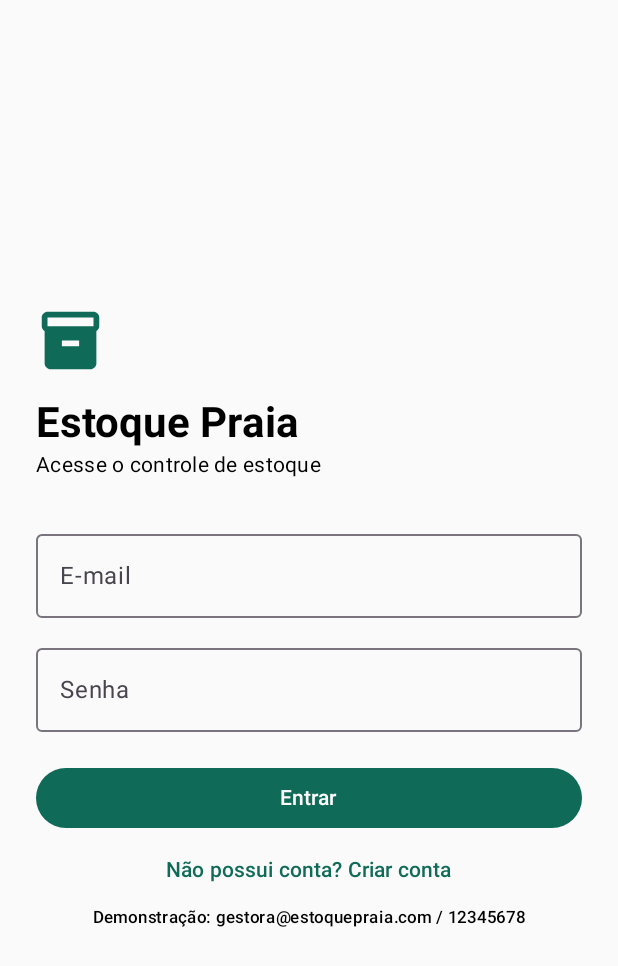
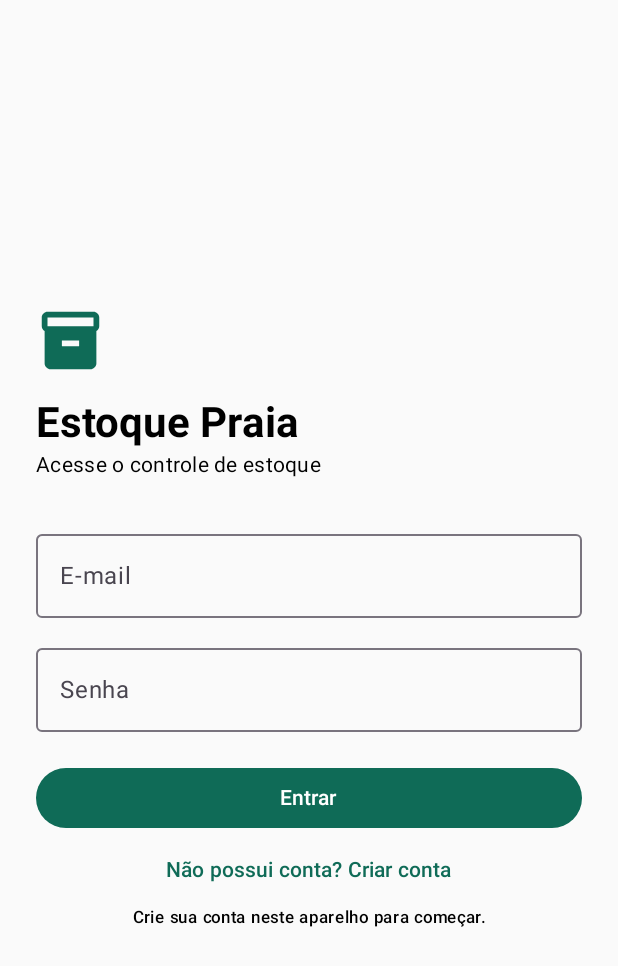
Before and after one commit to GuilhermeGms3/projeto-integrado-mobile-estoque-praia, an Android app built with Jetpack Compose: the screen it shows after launch (MainActivity), on a phone screen of 412 x 824 dp. Shown: the top 966 px of the screen. Run offline under Robolectric (Android 15) with nearby library versions, the phone set to English and light mode, and no system bars.

Commit message:
feat: preparar MVP persistente e release Android assinada

```diff
--- a/app/src/main/AndroidManifest.xml
+++ b/app/src/main/AndroidManifest.xml
@@ -1,8 +1,9 @@
 <?xml version="1.0" encoding="utf-8"?>
 <manifest xmlns:android="http://schemas.android.com/apk/res/android">
     <application
-        android:allowBackup="true"
+        android:allowBackup="false"
         android:label="@string/app_name"
+        android:icon="@mipmap/ic_launcher"
         android:supportsRtl="true"
         android:theme="@style/Theme.EstoquePraia">
         <activity
--- /dev/null
+++ b/app/src/main/java/br/edu/uniceplac/modapraia/data/LocalInventoryRepository.kt
@@ -0,0 +1,74 @@
+package br.edu.uniceplac.modapraia.data
+
+import android.content.Context
+import android.database.sqlite.SQLiteDatabase
+import android.database.sqlite.SQLiteOpenHelper
+import br.edu.uniceplac.modapraia.domain.*
+import kotlinx.coroutines.flow.MutableStateFlow
+import kotlinx.coroutines.flow.asStateFlow
+import java.time.LocalDateTime
+import java.time.format.DateTimeFormatter
+import java.util.UUID
+
+/** Estoque local persistente; cada gravação de saldo e histórico é atômica. */
+class LocalInventoryRepository(context: Context) : InventoryRepository {
+    private val database = object : SQLiteOpenHelper(context.applicationContext, "inventory.db", null, 1) {
+        override fun onCreate(db: SQLiteDatabase) {
+            db.execSQL("CREATE TABLE products (id TEXT PRIMARY KEY, name TEXT NOT NULL, category TEXT NOT NULL, size TEXT NOT NULL, color TEXT NOT NULL, sku TEXT NOT NULL UNIQUE, quantity INTEGER NOT NULL CHECK(quantity >= 0), minimum INTEGER NOT NULL CHECK(minimum >= 0), price REAL NOT NULL CHECK(price > 0))")
+            db.execSQL("CREATE TABLE movements (id TEXT PRIMARY KEY, variant TEXT NOT NULL REFERENCES products(id), label TEXT NOT NULL, type TEXT NOT NULL, quantity INTEGER NOT NULL CHECK(quantity > 0), occurred TEXT NOT NULL, note TEXT NOT NULL)")
+        }
+        override fun onConfigure(db: SQLiteDatabase) { db.setForeignKeyConstraintsEnabled(true) }
+        override fun onUpgrade(db: SQLiteDatabase, oldVersion: Int, newVersion: Int) {
+            error("Migração de banco não definida para esta versão.")
+        }
+    }.writableDatabase
+    private val productState = MutableStateFlow<List<ProductVariant>>(emptyList())
+    private val movementState = MutableStateFlow<List<StockMovement>>(emptyList())
+    override val products = productState.asStateFlow()
+    override val movements = movementState.asStateFlow()
+    init { refresh() }
+
+    @Synchronized
+    override fun addProduct(product: NewProduct): Result<Unit> = runCatching {
+        require(listOf(product.productName, product.category, product.size, product.color, product.sku).none { it.isBlank() }) { "Preencha todos os dados do produto." }
+        require(product.salePrice.isFinite() && product.salePrice > 0) { "Informe um preço maior que zero." }
+        require(product.initialQuantity >= 0 && product.minimumQuantity >= 0) { "As quantidades não podem ser negativas." }
+        val sku = product.sku.trim().uppercase()
+        require(productState.value.none { it.sku == sku }) { "Já existe um produto com este SKU." }
+        val id = UUID.randomUUID().toString()
+        transaction {
+            database.execSQL("INSERT INTO products VALUES (?,?,?,?,?,?,?,?,?)", arrayOf(id, product.productName.trim(), product.category.trim(), product.size.trim(), product.color.trim(), sku, product.initialQuantity, product.minimumQuantity, product.salePrice))
+            if (product.initialQuantity > 0) insertMovement(id, "${product.productName.trim()} · ${product.size.trim()} · ${product.color.trim()}", MovementType.ENTRY, product.initialQuantity, "Estoque inicial")
+        }
+        refresh()
+    }
+
+    @Synchronized
+    override fun registerMovement(variantId: String, type: MovementType, quantity: Int, note: String): Result<Unit> = runCatching {
+        require(quantity > 0) { "Informe uma quantidade maior que zero." }
+        val product = productState.value.firstOrNull { it.id == variantId } ?: error("Produto não encontrado.")
+        val saldo = product.quantity.toLong() + if (type == MovementType.ENTRY) quantity.toLong() else -quantity.toLong()
+        require(saldo in 0..Int.MAX_VALUE.toLong()) { "A movimentação ultrapassa os limites do estoque." }
+        transaction {
+            database.execSQL("UPDATE products SET quantity = ? WHERE id = ?", arrayOf(saldo, variantId))
+            insertMovement(variantId, "${product.productName} · ${product.size} · ${product.color}", type, quantity, note.ifBlank { "Movimentação registrada no aplicativo" })
+        }
+        refresh()
+    }
+
+    private fun insertMovement(id: String, label: String, type: MovementType, quantity: Int, note: String) {
+        database.execSQL("INSERT INTO movements VALUES (?,?,?,?,?,?,?)", arrayOf(UUID.randomUUID().toString(), id, label, type.name, quantity, LocalDateTime.now().format(DateTimeFormatter.ofPattern("dd/MM HH:mm")), note))
+    }
+    private fun transaction(block: () -> Unit) {
+        database.beginTransaction()
+        try { block(); database.setTransactionSuccessful() } finally { database.endTransaction() }
+    }
+    private fun refresh() {
+        productState.value = database.rawQuery("SELECT * FROM products ORDER BY rowid DESC", null).use { c ->
+            buildList { while(c.moveToNext()) add(ProductVariant(c.getString(0), c.getString(1), c.getString(2), c.getString(3), c.getString(4), c.getString(5), c.getInt(6), c.getInt(7), c.getDouble(8))) }
+        }
+        movementState.value = database.rawQuery("SELECT * FROM movements ORDER BY rowid DESC", null).use { c ->
+            buildList { while(c.moveToNext()) add(StockMovement(c.getString(0), c.getString(1), c.getString(2), MovementType.valueOf(c.getString(3)), c.getInt(4), c.getString(5), c.getString(6))) }
+        }
+    }
+}
--- a/app/src/main/java/br/edu/uniceplac/modapraia/ui/InventoryApp.kt
+++ b/app/src/main/java/br/edu/uniceplac/modapraia/ui/InventoryApp.kt
@@ -52,7 +52,9 @@ import androidx.compose.ui.text.input.PasswordVisualTransformation
 import androidx.compose.ui.unit.dp
 import androidx.lifecycle.compose.collectAsStateWithLifecycle
 import androidx.lifecycle.viewmodel.compose.viewModel
-import br.edu.uniceplac.modapraia.data.InMemoryAuthRepository
+import br.edu.uniceplac.modapraia.data.LocalAuthRepository
+import br.edu.uniceplac.modapraia.data.LocalInventoryRepository
+import androidx.compose.ui.platform.LocalContext
 import br.edu.uniceplac.modapraia.domain.LoginRequest
 import br.edu.uniceplac.modapraia.domain.MovementType
 import br.edu.uniceplac.modapraia.domain.ProductVariant
@@ -61,10 +63,13 @@ import java.text.NumberFormat
 import java.util.Locale
 
 @Composable
-fun InventoryApp(viewModel: InventoryViewModel = viewModel(factory = InventoryViewModel.factory())) {
+fun InventoryApp() {
+    val context = LocalContext.current.applicationContext
+    val repository = remember { LocalInventoryRepository(context) }
+    val viewModel: InventoryViewModel = viewModel(factory = InventoryViewModel.factory(repository))
     var authenticated by remember { mutableStateOf(false) }
     var registrationMode by remember { mutableStateOf(false) }
-    val authRepository = remember { InMemoryAuthRepository() }
+    val authRepository = remember { LocalAuthRepository(context) }
 
     if (!authenticated) {
         AuthenticationScreen(
@@ -162,7 +167,7 @@ private fun AuthenticationScreen(
             }
         } else {
             if (!onLogin(email, password)) {
-                message = "Credenciais não reconhecidas. Use a conta de demonstração ou crie uma conta."
+                message = "Credenciais não reconhecidas. Confira os dados ou crie uma conta neste aparelho."
             }
         }
     }
@@ -207,7 +212,7 @@ private fun AuthenticationScreen(
             Text(if (registrationMode) "Já possui conta? Entrar" else "Não possui conta? Criar conta")
         }
         if (!registrationMode) {
-            Text("Demonstração: gestora@estoquepraia.com / 12345678", style = MaterialTheme.typography.labelSmall, modifier = Modifier.align(Alignment.CenterHorizontally))
+            Text("Crie sua conta neste aparelho para começar.", style = MaterialTheme.typography.labelSmall, modifier = Modifier.align(Alignment.CenterHorizontally))
         }
     }
 }
--- /dev/null
+++ b/app/src/main/res/drawable/ic_praia.xml
@@ -0,0 +1,6 @@
+<vector xmlns:android="http://schemas.android.com/apk/res/android" android:width="108dp" android:height="108dp" android:viewportWidth="108" android:viewportHeight="108">
+    <path android:fillColor="#0F6B57" android:pathData="M0,0h108v108h-108z" />
+    <path android:fillColor="#FFB68E" android:pathData="M67,25a11,11 0,1 0,0.1 0z" />
+    <path android:fillColor="#FFFFFF" android:pathData="M28,47h52l-6,32h-40zM39,43v-7h30v7h-5v-3h-20v3z" />
+    <path android:fillColor="#0F6B57" android:pathData="M42,54h5v17h-5zM52,54h5v17h-5zM62,54h5v17h-5z" />
+</vector>
--- /dev/null
+++ b/app/src/main/res/mipmap-anydpi-v26/ic_launcher.xml
@@ -0,0 +1,4 @@
+<adaptive-icon xmlns:android="http://schemas.android.com/apk/res/android">
+    <background android:drawable="@color/launcher_background" />
+    <foreground android:drawable="@drawable/ic_praia" />
+</adaptive-icon>
--- /dev/null
+++ b/app/src/main/res/values-v31/themes.xml
@@ -0,0 +1,6 @@
+<resources>
+    <style name="Theme.EstoquePraia" parent="android:style/Theme.Material.Light.NoActionBar">
+        <item name="android:windowSplashScreenBackground">#0F6B57</item>
+        <item name="android:windowSplashScreenAnimatedIcon">@drawable/ic_praia</item>
+    </style>
+</resources>
--- /dev/null
+++ b/app/src/main/res/values/colors.xml
@@ -0,0 +1 @@
+<resources><color name="launcher_background">#0F6B57</color></resources>
```
Also changed, not shown: app/build.gradle.kts (+25 -2 lines), app/src/main/java/br/edu/uniceplac/modapraia/data/LocalAuthRepository.kt (added, +38 -0 lines), 3 other files.
